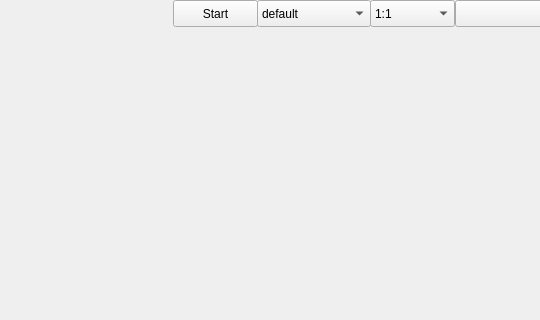
vkurbatov/mcu_remake, file video_test/video_form.ui: the form before one commit; both pictures show x 0 to 540 and y 0 to 320 of the 1280 by 790 pixel window.
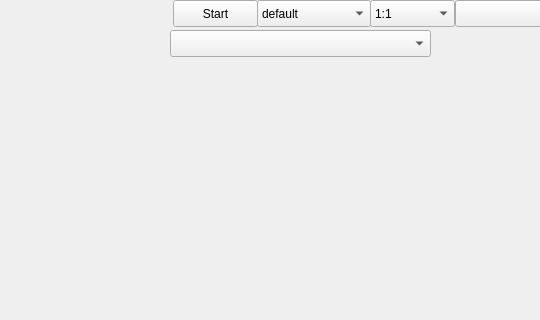
The form after the commit.

Commit message: media device manager proocessed

Diff of the .ui file:
```diff
--- a/video_test/video_form.ui
+++ b/video_test/video_form.ui
@@ -291,6 +291,16 @@
      </rect>
     </property>
    </widget>
+   <widget class="QComboBox" name="cbDeviceList">
+    <property name="geometry">
+     <rect>
+      <x>170</x>
+      <y>30</y>
+      <width>261</width>
+      <height>27</height>
+     </rect>
+    </property>
+   </widget>
   </widget>
   <widget class="QMenuBar" name="menubar">
    <property name="geometry">
```
The commit also changes 15 other files.
